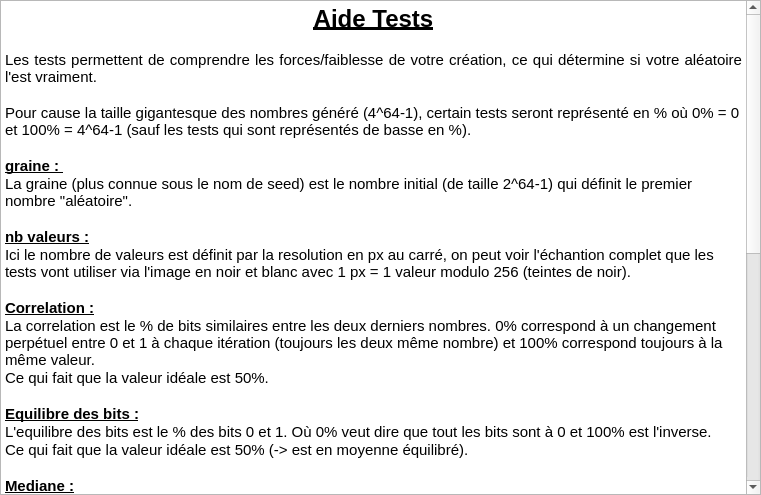
First picture: the form in FichiersQT/aideTests.ui, repository erreur130/Editeur_Nombres_Aleatoire, before the edit.
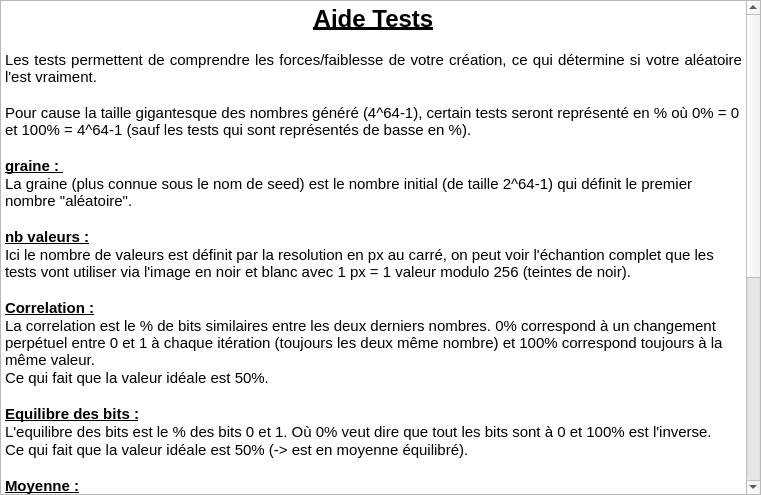
Second picture: the form after the edit.

The edit to the form file:
```diff
--- a/FichiersQT/aideTests.ui
+++ b/FichiersQT/aideTests.ui
@@ -59,10 +59,6 @@
 &lt;p style=&quot; margin-top:0px; margin-bottom:0px; margin-left:0px; margin-right:0px; -qt-block-indent:0; text-indent:0px;&quot;&gt;L'equilibre des bits est le % des bits 0 et 1. Où 0% veut dire que tout les bits sont à 0 et 100% est l'inverse.&lt;/p&gt;
 &lt;p style=&quot; margin-top:0px; margin-bottom:0px; margin-left:0px; margin-right:0px; -qt-block-indent:0; text-indent:0px;&quot;&gt;Ce qui fait que la valeur idéale est 50% (-&amp;gt; est en moyenne équilibré).&lt;/p&gt;
 &lt;p style=&quot;-qt-paragraph-type:empty; margin-top:0px; margin-bottom:0px; margin-left:0px; margin-right:0px; -qt-block-indent:0; text-indent:0px;&quot;&gt;&lt;br /&gt;&lt;/p&gt;
-&lt;p style=&quot; margin-top:0px; margin-bottom:0px; margin-left:0px; margin-right:0px; -qt-block-indent:0; text-indent:0px;&quot;&gt;&lt;span style=&quot; font-weight:700; text-decoration: underline;&quot;&gt;Mediane :&lt;/span&gt;&lt;/p&gt;
-&lt;p style=&quot; margin-top:0px; margin-bottom:0px; margin-left:0px; margin-right:0px; -qt-block-indent:0; text-indent:0px;&quot;&gt;La mediane est la valeurs qui se trouve au centre de l'échantion. Idéalement elle doit être la moitié de la valeur max (2^64-1).&lt;/p&gt;
-&lt;p style=&quot; margin-top:0px; margin-bottom:0px; margin-left:0px; margin-right:0px; -qt-block-indent:0; text-indent:0px;&quot;&gt;Comme le nombre est trop grand on le met en % comme expliqué tout en haut.&lt;/p&gt;
-&lt;p style=&quot;-qt-paragraph-type:empty; margin-top:0px; margin-bottom:0px; margin-left:0px; margin-right:0px; -qt-block-indent:0; text-indent:0px;&quot;&gt;&lt;br /&gt;&lt;/p&gt;
 &lt;p style=&quot; margin-top:0px; margin-bottom:0px; margin-left:0px; margin-right:0px; -qt-block-indent:0; text-indent:0px;&quot;&gt;&lt;span style=&quot; font-weight:700; text-decoration: underline;&quot;&gt;Moyenne :&lt;/span&gt;&lt;/p&gt;
 &lt;p style=&quot; margin-top:0px; margin-bottom:0px; margin-left:0px; margin-right:0px; -qt-block-indent:0; text-indent:0px;&quot;&gt;La moyenne correspond à la somme de l'échantillon divisé par le nb de valeurs.&lt;/p&gt;
 &lt;p style=&quot; margin-top:0px; margin-bottom:0px; margin-left:0px; margin-right:0px; -qt-block-indent:0; text-indent:0px;&quot;&gt;Idéalement elle doit être la moitié de la valeur max (2^64-1).&lt;/p&gt;
```
